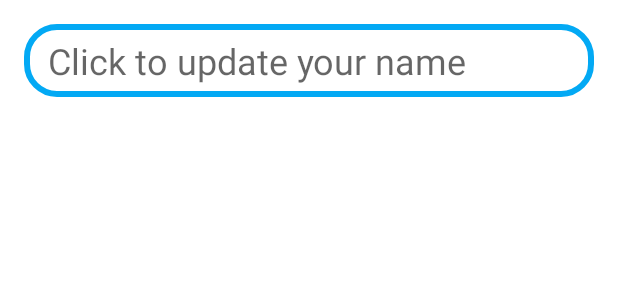
After one commit to KrishnaTech6/ChatterBox-Chatting-App, an Android app: the layout update_name_user.xml on its own in the app's theme, with its tools: preview values and no code run, on a phone screen of 412 x 824 dp. The commit adds this screen. Shown: the top 300 px of the screen. Run offline under Robolectric (Android 15) with nearby library versions, the phone set to English and light mode, and no system bars.

Commit message:
little adjustments

```diff
--- a/app/src/main/java/com/example/chatterbox/MainActivity.kt
+++ b/app/src/main/java/com/example/chatterbox/MainActivity.kt
@@ -61,7 +61,7 @@ class MainActivity : AppCompatActivity() {
     }
 
     override fun onCreateOptionsMenu(menu: Menu): Boolean {
-        menuInflater.inflate(R.menu.menu_user, menu)
+        menuInflater.inflate(R.menu.menu, menu)
         return super.onCreateOptionsMenu(menu)
     }
 
--- /dev/null
+++ b/app/src/main/res/layout/update_name_user.xml
@@ -0,0 +1,16 @@
+<?xml version="1.0" encoding="utf-8"?>
+<LinearLayout xmlns:android="http://schemas.android.com/apk/res/android"
+    android:layout_width="match_parent"
+    android:layout_height="wrap_content">
+    <EditText
+        android:id="@+id/et_update_name"
+        android:background="@drawable/message_box_background"
+        android:layout_width="match_parent"
+        android:layout_height="wrap_content"
+        android:layout_margin="16dp"
+        android:textSize="24sp"
+        android:padding="8dp"
+        android:paddingStart="16dp"
+        android:hint="Click to update your name"/>
+
+</LinearLayout>
```
